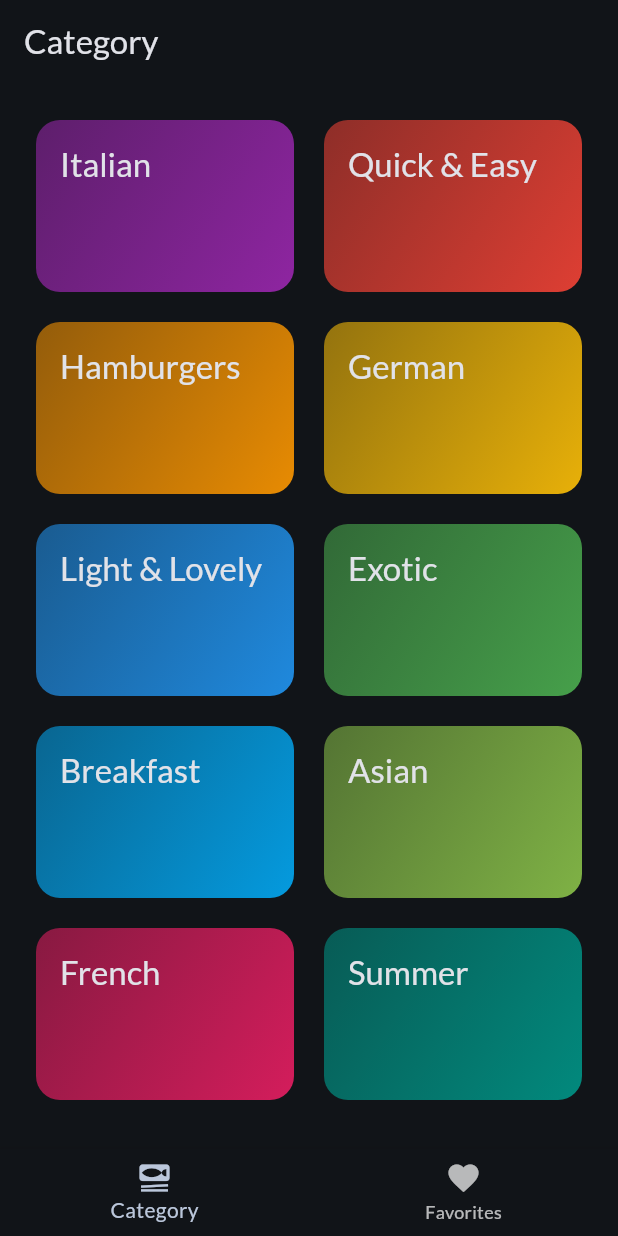
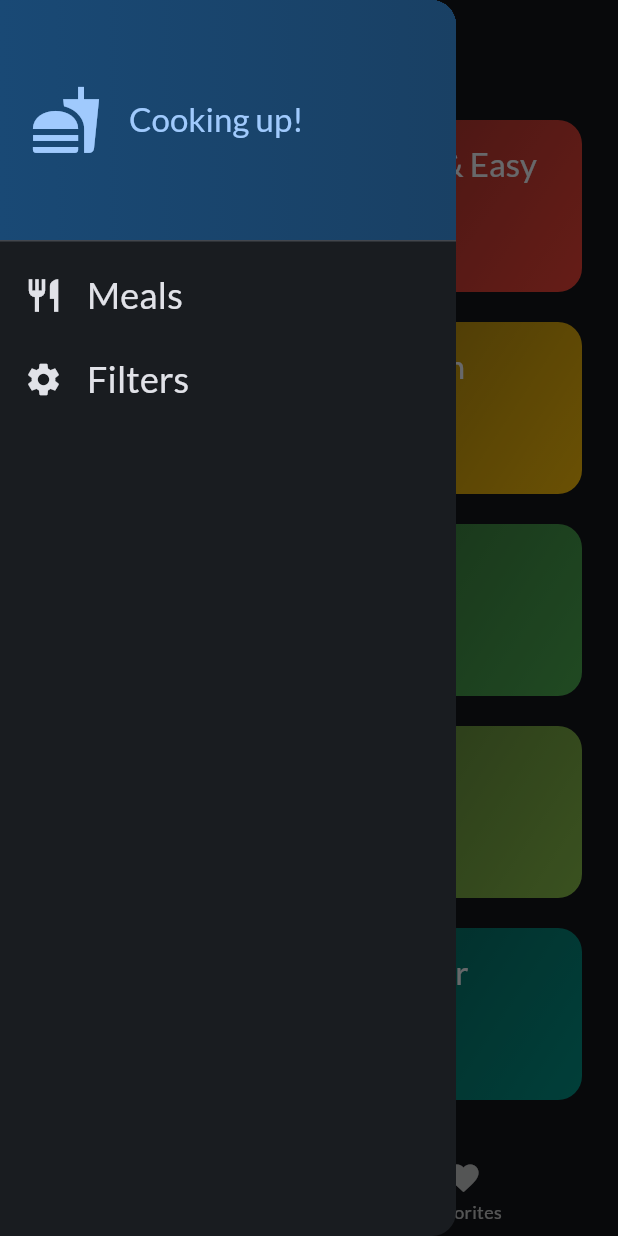
Before and after one commit to Trykea/Meals_App_2, a Flutter app: the screen it shows after launch, with the side drawer open (before the commit the screen has no drawer), on a phone screen of 412 x 824 dp. Run offline on Flutter 3.47's test engine with Material 3 defaults, Android fonts, the phone set to English and light mode, and no system bars; our stand-ins replace google_fonts, transparent_image.

Commit message:
added drawer with filter function and finished section 8

```diff
--- a/lib/screens/categories.dart
+++ b/lib/screens/categories.dart
@@ -7,11 +7,11 @@ import 'package:meals_app/screens/meals.dart';
 import 'package:meals_app/widgets/category_grid_item.dart';
 
 class CategoriesScreeen extends StatelessWidget {
-  const CategoriesScreeen({super.key, required this.onToggleFavorite});
+  const CategoriesScreeen({super.key, required this.onToggleFavorite, required this.availableMeals});
   final Function(Meal meal) onToggleFavorite;
-
+  final List<Meal> availableMeals;
   void _selectCategory(BuildContext context, Category category) {
-    final filteredMeals = dummyMeals
+    final filteredMeals = availableMeals
         .where((meal) => meal.categories.contains(category.id))
         .toList();
     Navigator.of(context).push(MaterialPageRoute(
--- a/lib/screens/tabs.dart
+++ b/lib/screens/tabs.dart
@@ -1,8 +1,18 @@
 import 'package:flutter/material.dart';
+import 'package:meals_app/data/dummy_data.dart';
 import 'package:meals_app/models/meal.dart';
 import 'package:meals_app/screens/categories.dart';
+import 'package:meals_app/screens/filters.dart';
 import 'package:meals_app/screens/meals.dart';
+import 'package:meals_app/widgets/main_drawer.dart';
 
+const kInitialFilters = {
+  Filter.glutenFree: false,
+  Filter.lactoseFree: false,
+  Filter.vegan: false,
+  Filter.vegetarian: false,
+
+};
 class TabsScreen extends StatefulWidget {
   const TabsScreen({super.key});
 
@@ -13,16 +23,19 @@ class TabsScreen extends StatefulWidget {
 class _TabsScreenState extends State<TabsScreen> {
   int _selectedPageIndex = 0;
   final List<Meal> _favoriteMeals = [];
+  Map<Filter, bool> _seletectedFilters = kInitialFilters;
 
   void _toggleMealFavoriteStatus(Meal meal) {
     final isExisting = _favoriteMeals.contains(meal);
     if (isExisting) {
       setState(() {
         _favoriteMeals.remove(meal);
+        _showInfoMessage('Removed meal from Favorite');
       });
     } else {
       setState(() {
         _favoriteMeals.add(meal);
+        _showInfoMessage('Added meal to Favorite');
       });
     }
   }
@@ -39,10 +52,40 @@ class _TabsScreenState extends State<TabsScreen> {
     });
   }
 
+  void _setScreen(String identifier) async {
+    Navigator.of(context).pop();
+    if (identifier == 'filters') {
+      final result =
+          await Navigator.of(context).push<Map<Filter, bool>>(MaterialPageRoute(
+        builder: (context) => FiltersScreen(currentFilters: _seletectedFilters,),
+      ));
+      setState(() {
+        _seletectedFilters = result ?? kInitialFilters;
+      });
+    }
+
+  }
+
   @override
   Widget build(BuildContext context) {
+    final availableMeals = dummyMeals.where((meal) {
+      if (_seletectedFilters[Filter.glutenFree]! && !meal.isGlutenFree){
+        return false;
+      }
+      if (_seletectedFilters[Filter.lactoseFree]! && !meal.isLactoseFree){
+        return false;
+      }
+      if (_seletectedFilters[Filter.vegetarian]! && !meal.isVegetarian){
+        return false;
+      }
+      if (_seletectedFilters[Filter.vegan]! && !meal.isVegan){
+        return false;
+      }
+      return true;
+    }).toList();
     Widget activePage = CategoriesScreeen(
       onToggleFavorite: _toggleMealFavoriteStatus,
+      availableMeals: availableMeals,
     );
     var activePageTitle = 'Category';
     if (_selectedPageIndex == 1) {
@@ -55,6 +98,9 @@ class _TabsScreenState extends State<TabsScreen> {
     return Scaffold(
       appBar: AppBar(
         title: Text(activePageTitle),
+      ),
+      drawer: MainDrawer(
+        onSelectScreen: _setScreen,
       ),
       body: activePage,
       bottomNavigationBar: BottomNavigationBar(
--- /dev/null
+++ b/lib/widgets/main_drawer.dart
@@ -0,0 +1,71 @@
+import 'package:flutter/material.dart';
+
+class MainDrawer extends StatelessWidget {
+  const MainDrawer({super.key, required this.onSelectScreen});
+
+  final void Function(String indetifier) onSelectScreen;
+  @override
+  Widget build(BuildContext context) {
+    return Drawer(
+      child: Column(
+        children: [
+          DrawerHeader(
+            padding: EdgeInsets.all(20),
+            decoration: BoxDecoration(
+                gradient: LinearGradient(
+              colors: [
+                Theme.of(context).colorScheme.primaryContainer,
+                Theme.of(context).colorScheme.primaryContainer.withOpacity(0.8),
+              ],
+              begin: Alignment.topLeft,
+              end: Alignment.topRight,
+            )),
+            child: Row(
+              children: [
+                Icon(
+                  Icons.fastfood,
+                  size: 48,
+                  color: Theme.of(context).colorScheme.primary,
+                ),
+                SizedBox(
+                  width: 18,
+                ),
+                Text(
+                  'Cooking up!',
+                  style: Theme.of(context)
+                      .textTheme
+                      .titleLarge!
+                      .copyWith(color: Theme.of(context).colorScheme.primary),
+                )
+              ],
+            ),
+          ),
+          ListTile(
+            leading: Icon(Icons.restaurant, size: 26, color: Theme.of(context).colorScheme.onSurface,),
+            title: Text(
+              'Meals',
+              style: Theme.of(context)
+                  .textTheme
+                  .titleSmall!
+                  .copyWith(color: Theme.of(context).colorScheme.onSurface, fontSize: 24),
+
+            ),
+            onTap:() => onSelectScreen('meals'),
+          ), ListTile(
+            leading: Icon(
+              Icons.settings,
+              size: 26,
+              color: Theme.of(context).colorScheme.onSurface,
+            ),
+            title: Text(
+              'Filters',
+              style: Theme.of(context).textTheme.titleSmall!.copyWith(
+                  color: Theme.of(context).colorScheme.onSurface, fontSize: 24),
+            ),
+            onTap:() => onSelectScreen('filters'),
+          ),
+        ],
+      ),
+    );
+  }
+}
```
Also changed, not shown: lib/screens/filters.dart (added, +109 -0 lines).
